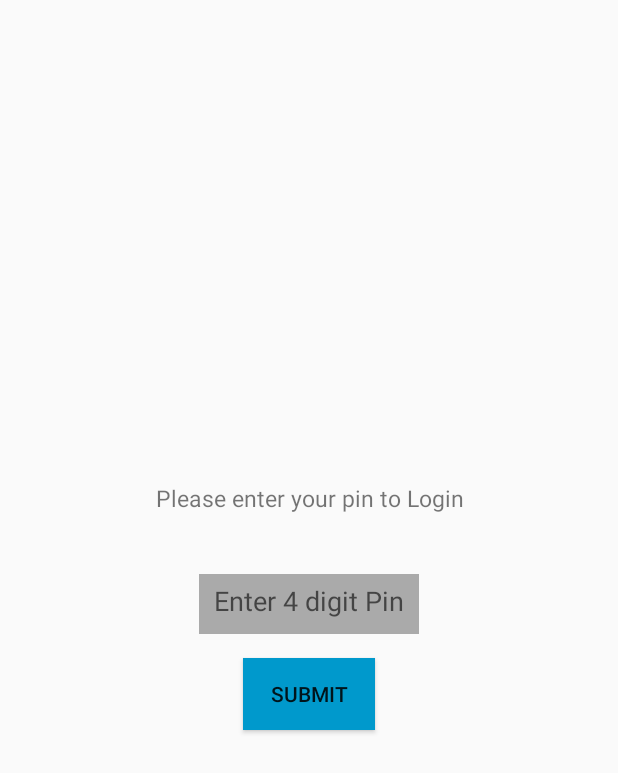
After one commit to sammobi/MeetingTracker, an Android app: the LoginPin screen opened directly, with no data from a screen before it, on a phone screen of 412 x 824 dp. The commit adds this screen. Shown: the top 773 px of the screen. Run offline under Robolectric (Android 15) with nearby library versions, the phone set to English and light mode, and no system bars.

Commit message:
Working on UI

```diff
--- a/app/src/main/AndroidManifest.xml
+++ b/app/src/main/AndroidManifest.xml
@@ -23,7 +23,8 @@
         <activity android:name=".ReminderSettings" />
         <activity android:name=".PinSettings" />
         <activity android:name=".ChangePin" />
-        <activity android:name=".SetupPin"></activity>
+        <activity android:name=".SetupPin" />
+        <activity android:name=".LoginPin"></activity>
     </application>
 
 </manifest>
--- /dev/null
+++ b/app/src/main/java/com/simpalm/meetingtracker/LoginPin.java
@@ -0,0 +1,22 @@
+package com.simpalm.meetingtracker;
+
+import android.support.v7.app.AppCompatActivity;
+import android.os.Bundle;
+import android.widget.Button;
+import android.widget.EditText;
+
+public class LoginPin extends AppCompatActivity {
+
+    private EditText mPinLoginEdit;
+    private Button mLoginBtn;
+
+    @Override
+    protected void onCreate(Bundle savedInstanceState) {
+        super.onCreate(savedInstanceState);
+        setContentView(R.layout.activity_login_pin);
+
+        mPinLoginEdit = (EditText) findViewById(R.id.et_login_pin);
+        mLoginBtn = (Button) findViewById(R.id.btn_login);
+
+    }
+}
--- /dev/null
+++ b/app/src/main/res/layout/activity_login_pin.xml
@@ -0,0 +1,40 @@
+<?xml version="1.0" encoding="utf-8"?>
+<LinearLayout xmlns:android="http://schemas.android.com/apk/res/android"
+    xmlns:tools="http://schemas.android.com/tools"
+    android:id="@+id/activity_pin"
+    android:layout_width="match_parent"
+    android:layout_height="match_parent"
+    android:gravity="center"
+    android:orientation="vertical">
+
+    <TextView
+        android:layout_width="match_parent"
+        android:layout_height="wrap_content"
+        android:layout_marginBottom="@dimen/edit_text_height"
+        android:gravity="center"
+        android:text="@string/login"
+        android:textSize="15sp" />
+
+    <EditText
+        android:id="@+id/et_login_pin"
+        android:layout_width="wrap_content"
+        android:layout_height="@dimen/edit_text_height"
+        android:background="@android:color/darker_gray"
+        android:gravity="center"
+        android:hint="@string/enterpin"
+        android:inputType="number"
+        android:maxLength="4"
+        android:padding="@dimen/edit_text_padding"
+        android:textColor="@android:color/white" />
+
+    <Button
+        android:id="@+id/btn_login"
+        android:layout_width="wrap_content"
+        android:layout_height="wrap_content"
+        android:layout_margin="@dimen/activity_vertical_margin"
+        android:background="@android:color/holo_blue_dark"
+        android:gravity="center"
+        android:text="@string/submit" />
+
+
+</LinearLayout>
--- a/app/src/main/res/values/strings.xml
+++ b/app/src/main/res/values/strings.xml
@@ -35,5 +35,6 @@
     <string name="enteroldpin">Enter Old Pin</string>
     <string name="newPin">Enter New Pin</string>
     <string name="confirm_pin_changePin">Confirm Pin</string>
+    <string name="login">Please enter your pin to Login</string>
 
 </resources>
```
Also changed, not shown: app/src/main/java/com/simpalm/meetingtracker/ChangePin.java (+39 -0 lines), app/src/main/java/com/simpalm/meetingtracker/ConfirmPinActivity.java (+3 -5 lines), app/src/main/java/com/simpalm/meetingtracker/MainActivity.java (+1 -8 lines), app/src/main/java/com/simpalm/meetingtracker/PinSettings.java (+10 -0 lines).
